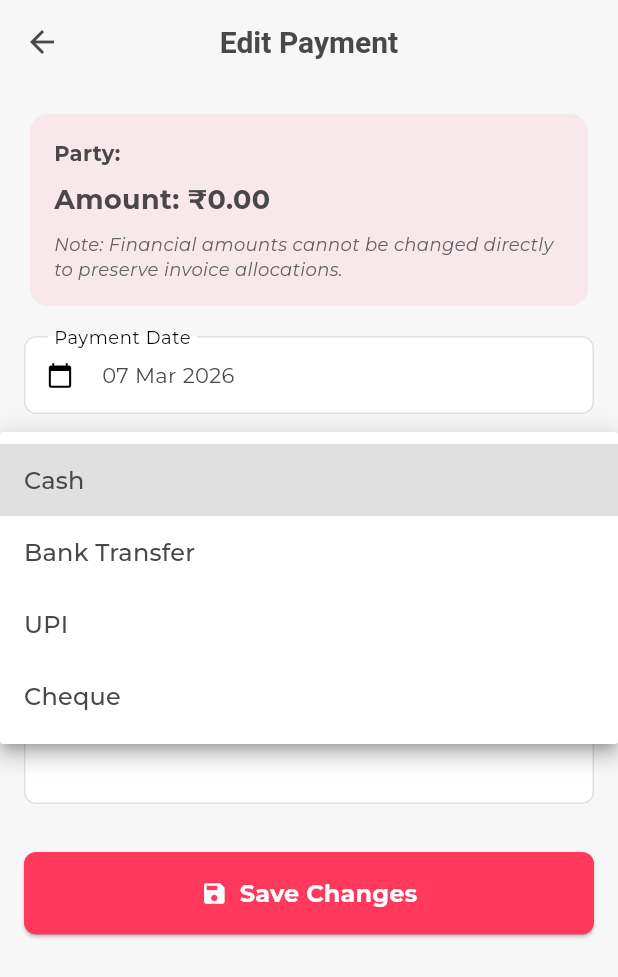
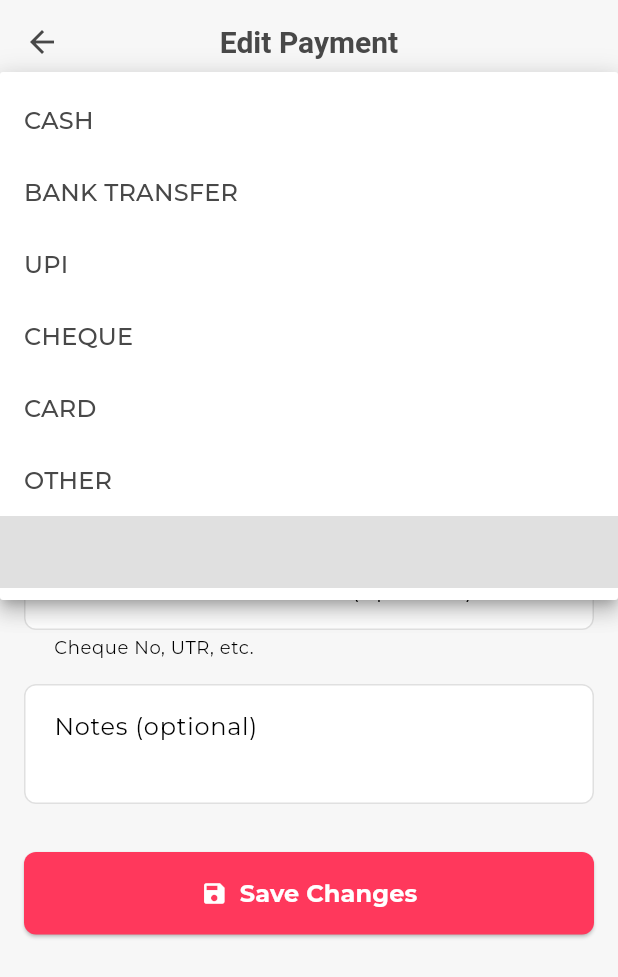
Before and after one commit to megh-lath-1012/Outstanding-Manager, a Flutter app: the EditPaymentScreen screen opened directly with empty values, after a tap on "Payment Method", on a phone screen of 412 x 824 dp. Shown: the top 977 px of the screen. Run offline on Flutter 3.47's test engine with Material 3 defaults, Android fonts, the phone set to English and light mode, and no system bars; our stand-ins replace cloud_firestore, cloud_functions, firebase_auth, firebase_core, firebase_storage, flutter_riverpod and 4 more; missing offline and left inert: excel, firebase_app_check; accounts and stored records are empty; network calls fail.

Commit message:
fix(ui): add defensive dropdown to EditPaymentScreen to handle 'other'/'card' values and fix deprecations

```diff
--- a/lib/ui/payments/edit_payment_screen.dart
+++ b/lib/ui/payments/edit_payment_screen.dart
@@ -161,8 +161,21 @@
                     ),
                     const SizedBox(height: 16),
 
-                    DropdownButtonFormField<String>(
-                      value: _paymentMethod,
+                    Builder(
+                      builder: (context) {
+                        final methods = [
+                          'cash',
+                          'bank_transfer',
+                          'upi',
+                          'cheque',
+                          'card',
+                          'other',
+                        ];
+                        if (!methods.contains(_paymentMethod)) {
+                          methods.add(_paymentMethod);
+                        }
+                        return DropdownButtonFormField<String>(
+                          initialValue: _paymentMethod,
                           decoration: const InputDecoration(
                             labelText: 'Payment Method',
                             prefixIcon: Icon(
@@ -170,20 +183,21 @@
                               size: 18,
                             ),
                           ),
-                      items: const [
-                        DropdownMenuItem(value: 'cash', child: Text('Cash')),
-                        DropdownMenuItem(
-                          value: 'bank_transfer',
-                          child: Text('Bank Transfer'),
+                          items: methods
+                              .map(
+                                (m) => DropdownMenuItem(
+                                  value: m,
+                                  child: Text(
+                                    m.replaceAll('_', ' ').toUpperCase(),
                                   ),
-                        DropdownMenuItem(value: 'upi', child: Text('UPI')),
-                        DropdownMenuItem(
-                          value: 'cheque',
-                          child: Text('Cheque'),
                                 ),
-                      ],
+                              )
+                              .toList(),
                           onChanged: (val) {
-                        if (val != null) setState(() => _paymentMethod = val);
+                            if (val != null)
+                              setState(() => _paymentMethod = val);
+                          },
+                        );
                       },
                     ),
                     const SizedBox(height: 16),
```
Lines whose indentation alone changed are shown as unchanged.
